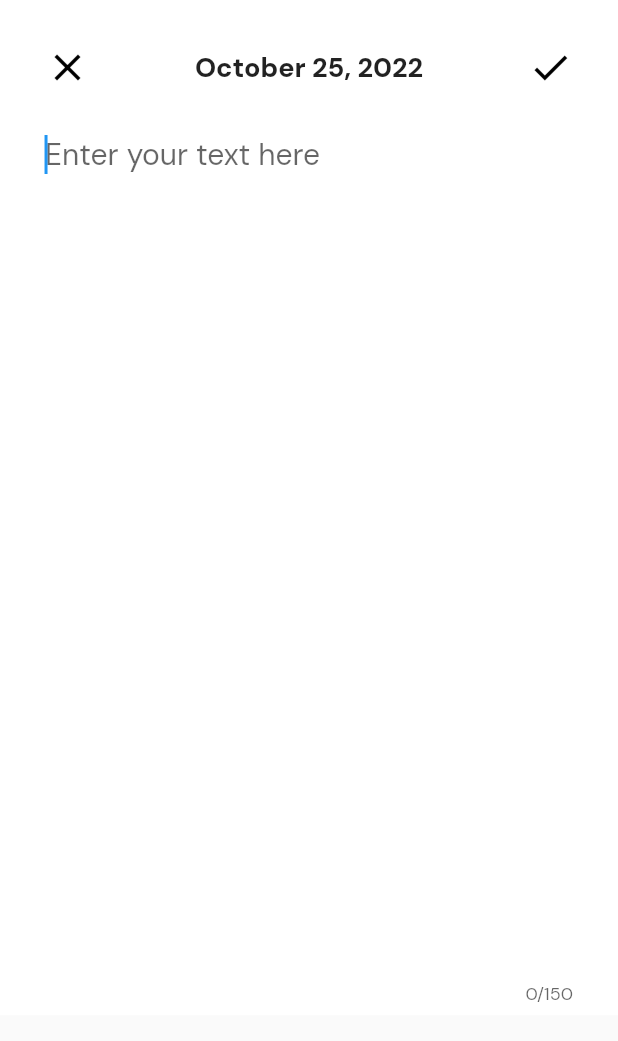
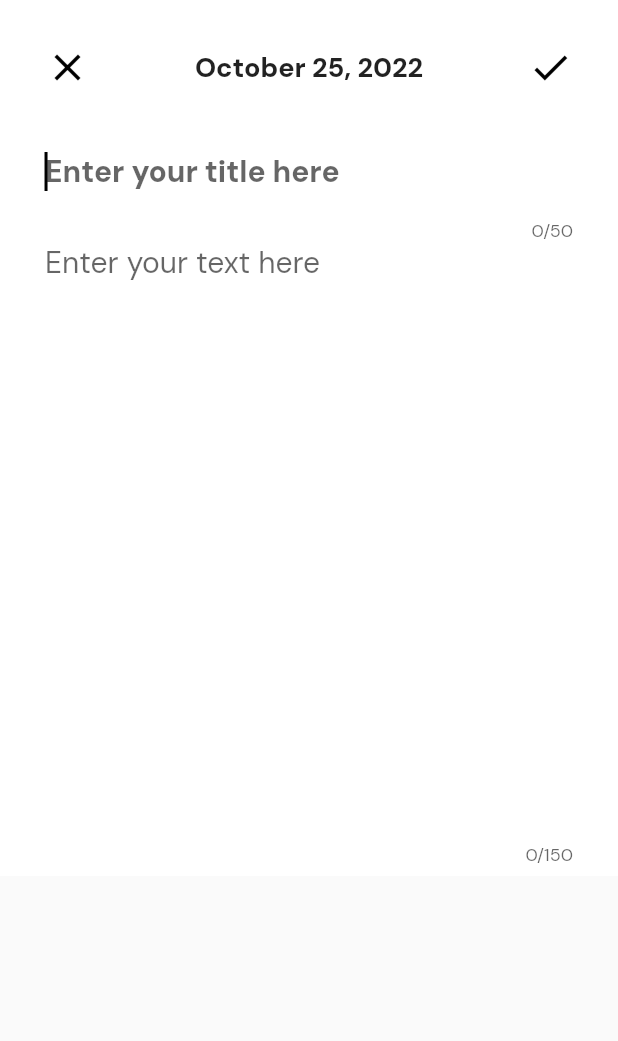
Before and after one commit to carl-duncan/journal-flutter, a Flutter app: the EditorModal widget shown alone on an empty page, opened directly with empty values, on a phone screen of 412 x 824 dp. Shown: the top 1041 px of the screen. Run offline on Flutter 3.47's test engine with Material 2 defaults, Android fonts, the phone set to English and light mode, and no system bars; our stand-ins replace bloc, dio, equatable, flutter_bloc, google_fonts, modal_bottom_sheet and 1 more; missing offline and left inert: amplify_api, amplify_auth_cognito, amplify_authenticator, amplify_flutter; generated files the repository leaves out were written again.

Commit message:
refactor: (editor) separated title and body

```diff
--- a/lib/home/widgets/editor_modal.dart
+++ b/lib/home/widgets/editor_modal.dart
@@ -8,11 +8,14 @@ class EditorModal extends StatelessWidget {
     super.key,
     this.entry,
     required this.onSave,
-    required this.controller,
+    required this.bodyController,
     required this.onClose,
+    required this.titleController,
   });
 
-  final TextEditingController controller;
+  final TextEditingController bodyController;
+
+  final TextEditingController titleController;
 
   final VoidCallback onSave;
 
@@ -72,12 +75,35 @@ class EditorModal extends StatelessWidget {
               const SizedBox(
                 height: 30,
               ),
+              // text field for the title of the entry
+              TextField(
+                key: const Key('editor_modal_title_field'),
+                autofocus: true,
+                controller: titleController,
+                style: Theme.of(context).textTheme.headline6!.copyWith(
+                      fontSize: 20,
+                    ),
+                cursorColor: Theme.of(context).iconTheme.color,
+                decoration: InputDecoration(
+                  hintText: l10n.enterYourTitleHere,
+                  border: InputBorder.none,
+                  contentPadding: EdgeInsets.zero,
+                  enabledBorder: InputBorder.none,
+                  focusedBorder: InputBorder.none,
+                  errorBorder: InputBorder.none,
+                  disabledBorder: InputBorder.none,
+                  // remove background color
+                  filled: false,
+                ),
+                maxLength: 50,
+              ),
               SizedBox(
-                height: size.height * 0.7,
+                height: size.height * 0.5,
                 child: TextField(
                   key: const Key('editor_modal_text_field'),
-                  controller: controller,
+                  controller: bodyController,
                   autofocus: true,
+                  cursorColor: Theme.of(context).iconTheme.color,
                   style: const TextStyle(
                     fontSize: 20,
                   ),
--- a/lib/l10n/arb/app_en.arb
+++ b/lib/l10n/arb/app_en.arb
@@ -3,6 +3,7 @@
     "entries": "entries",
     "gallery": "gallery",
     "enterYourTextHere": "Enter your text here",
+    "enterYourTitleHere": "Enter your title here",
     "search": "search",
     "settings": "Settings",
     "logout": "Log out",
--- a/lib/l10n/arb/app_es.arb
+++ b/lib/l10n/arb/app_es.arb
@@ -3,6 +3,7 @@
     "entries": "entradas",
     "gallery": "galería",
     "enterYourTextHere": "Escribe tu texto aquí",
+    "enterYourTitleHere": "Escribe tu título aquí",
     "search": "Buscar",
     "settings": "Ajustes",
     "logout": "Cerrar sesión",
```
Also changed, not shown: lib/home/cubit/home_cubit.dart (+2 -10 lines), lib/home/widgets/home_body.dart (+14 -5 lines), 2 other files.
